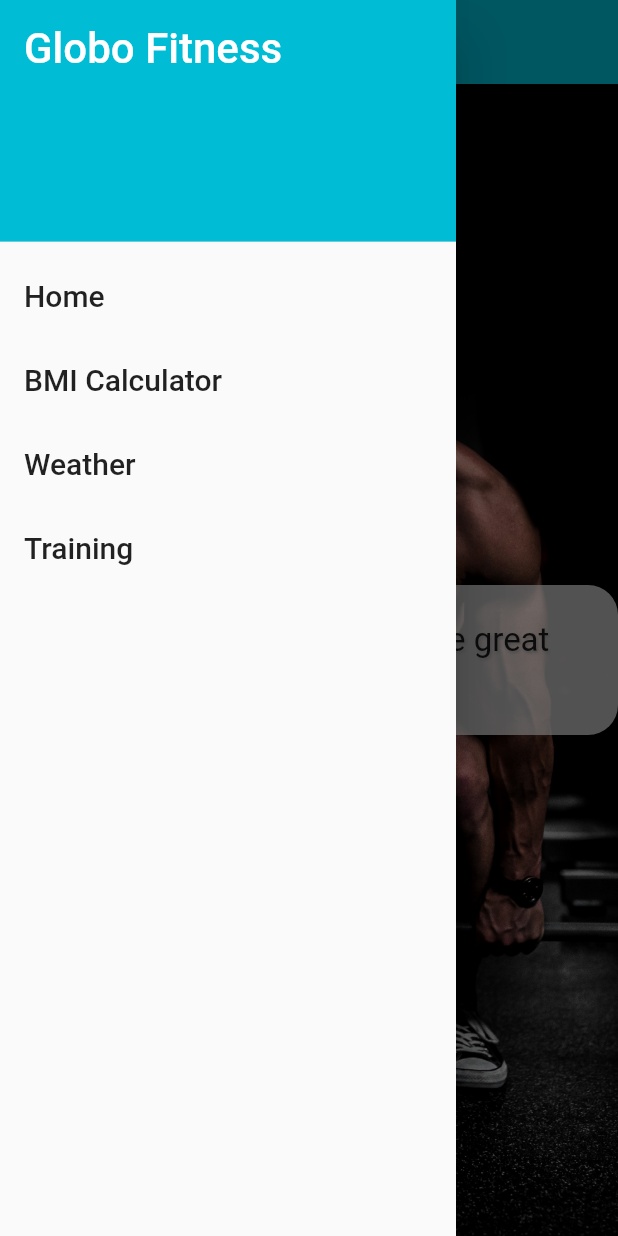
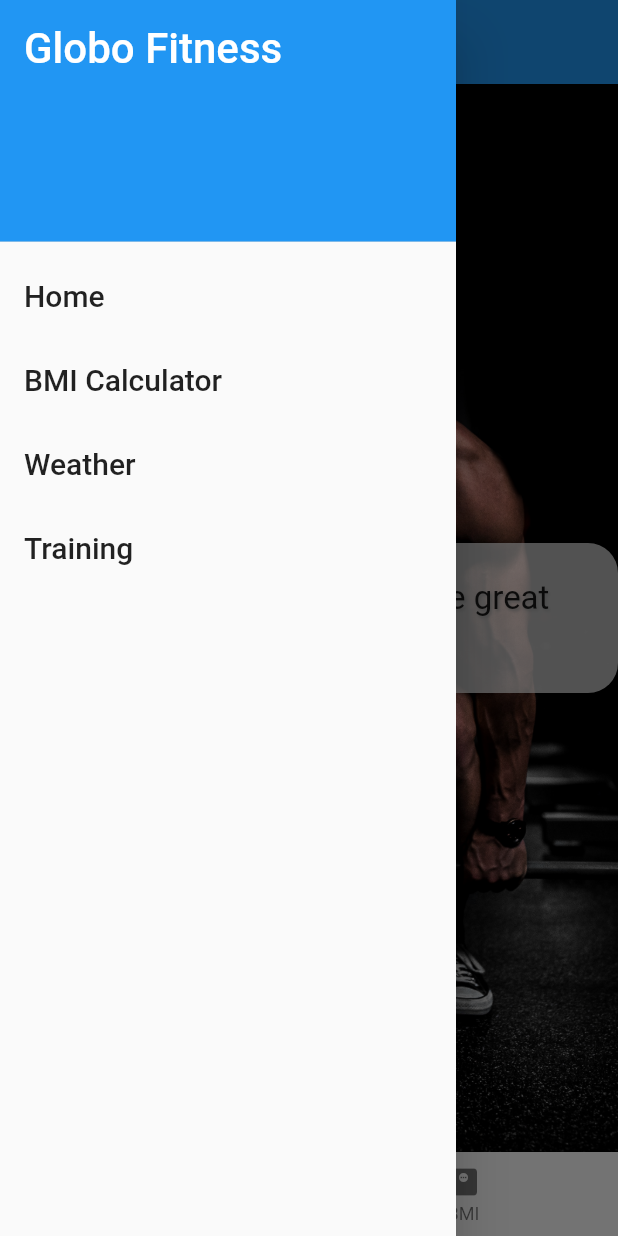
Before and after one commit to BirajMainali/expr-flutter, a Flutter app: the screen it shows after launch, with the side drawer open, on a phone screen of 412 x 824 dp. Run offline on Flutter 3.47's test engine with Material 2 defaults, Android fonts, the phone set to English and light mode, and no system bars.

Commit message:
feat: add bottom nagivation

```diff
--- a/lib/main.dart
+++ b/lib/main.dart
@@ -1,5 +1,6 @@
 import 'package:flutter/material.dart';
 
+import 'screens/bmi_screen.dart';
 import 'screens/intro_screen.dart';
 
 void main() {
@@ -13,9 +14,13 @@ class GlobalApp extends StatelessWidget {
   Widget build(BuildContext context) {
     return MaterialApp(
         theme: ThemeData(
-          primarySwatch: Colors.cyan,
+          primarySwatch: Colors.blue,
           visualDensity: VisualDensity.adaptivePlatformDensity,
         ),
-        home: const IntroScreen());
+        routes: {
+          '/': (context) => const IntroScreen(),
+          '/bmi': (context) => const BMIScreen(),
+        },
+        initialRoute: '/');
   }
 }
--- a/lib/screens/bmi_screen.dart
+++ b/lib/screens/bmi_screen.dart
@@ -1,4 +1,7 @@
 import 'package:flutter/material.dart';
+
+import '../shared/menu_bottom.dart';
+import '../shared/menu_drawer.dart';
 
 class BMIScreen extends StatelessWidget {
   const BMIScreen({Key? key}) : super(key: key);
@@ -9,6 +12,8 @@ class BMIScreen extends StatelessWidget {
       appBar: AppBar(
         title: const Text("BMI Calculator"),
       ),
+      bottomNavigationBar: MenuBottom(),
+      drawer: MenuDrawer(),
       body: const Center(
         child: FlutterLogo(),
       ),
--- a/lib/screens/intro_screen.dart
+++ b/lib/screens/intro_screen.dart
@@ -1,5 +1,6 @@
 import 'package:flutter/material.dart';
-import 'package:learning_flutter/shared/menu_drawer.dart';
+import '../shared/menu_bottom.dart';
+import '../shared/menu_drawer.dart';
 
 class IntroScreen extends StatelessWidget {
   const IntroScreen({Key? key}) : super(key: key);
@@ -11,6 +12,7 @@ class IntroScreen extends StatelessWidget {
           title: const Text("Globo App"),
         ),
         drawer: const MenuDrawer(),
+        bottomNavigationBar: MenuBottom(),
         body: Container(
           decoration: const BoxDecoration(
               image: DecorationImage(
--- /dev/null
+++ b/lib/shared/menu_bottom.dart
@@ -0,0 +1,32 @@
+import 'package:flutter/material.dart';
+
+class MenuBottom extends StatelessWidget {
+  const MenuBottom({
+    Key? key,
+  }) : super(key: key);
+
+  @override
+  Widget build(BuildContext context) {
+    return BottomNavigationBar(
+        onTap: (int index) {
+          switch (index) {
+            case 0:
+              Navigator.pushNamed(context, '/');
+              break;
+            case 1:
+              Navigator.pushNamed(context, '/bmi');
+              break;
+          }
+        },
+        items: [
+          BottomNavigationBarItem(
+            icon: const Icon(Icons.home),
+            label: "Home",
+          ),
+          BottomNavigationBarItem(
+            icon: const Icon(Icons.monitor_weight),
+            label: "BMI",
+          ),
+        ]);
+  }
+}
--- a/lib/shared/menu_drawer.dart
+++ b/lib/shared/menu_drawer.dart
@@ -25,7 +25,7 @@ class MenuDrawer extends StatelessWidget {
     List<Widget> menuItems = [];
     menuItems.add(
       const DrawerHeader(
-        decoration: BoxDecoration(color: Colors.cyan),
+        decoration: BoxDecoration(color: Colors.blue),
         child: Text(
           "Globo Fitness",
           style: TextStyle(color: Colors.white, fontSize: 28),
```
